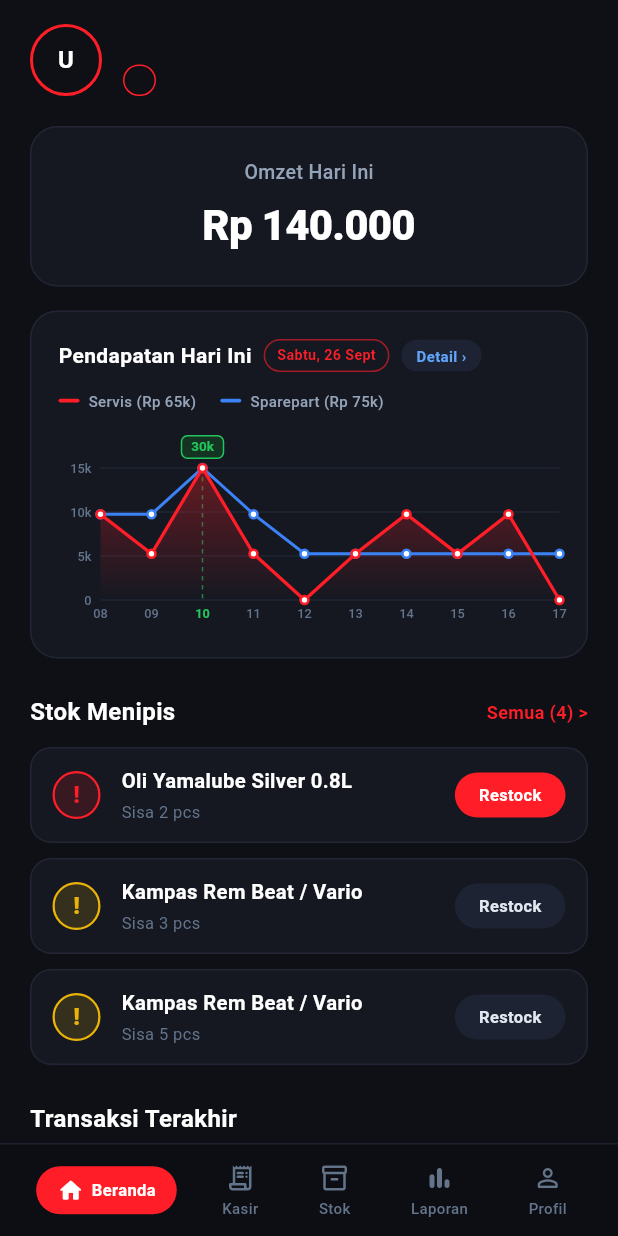
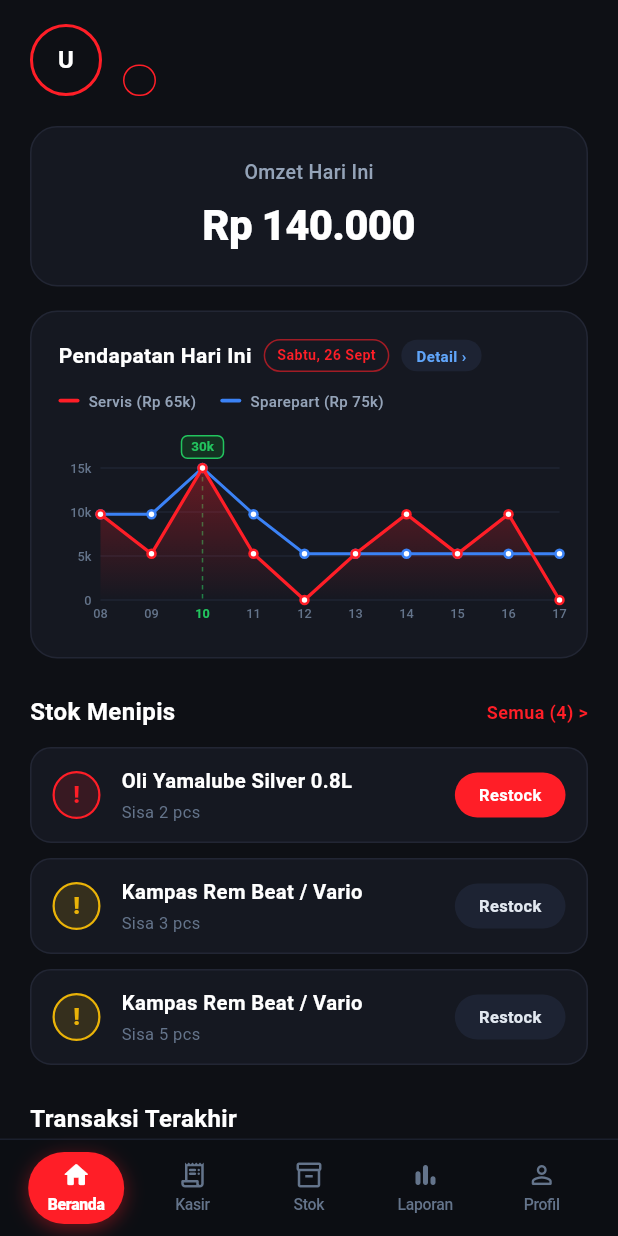
Before and after one commit to Bima565/proyek_motomanager_3, a Flutter app: the BerandaPage screen opened directly, on a phone screen of 412 x 824 dp. Run offline on Flutter 3.47's test engine with Material 3 defaults, Android fonts, the phone set to English and light mode, and no system bars; our stand-ins replace cloud_firestore, firebase_auth, firebase_core, google_sign_in; accounts and stored records are empty.

Commit message:
feat: enhance navigation and bottom nav handling across multiple pages; add initial index and show/hide options

```diff
--- a/lib/components/moto_bottom_nav.dart
+++ b/lib/components/moto_bottom_nav.dart
@@ -8,11 +8,13 @@ import '../page/riwayat_transaksi.dart';
 class MotoBottomNav extends StatelessWidget {
   final int currentIndex;
   final Map<String, dynamic>? userData;
+  final ValueChanged<int>? onTabSelected;
 
   const MotoBottomNav({
     super.key,
     required this.currentIndex,
     this.userData,
+    this.onTabSelected,
   });
 
   static const Color navBg = Color(0xFF0C0E13);
@@ -24,10 +26,15 @@ class MotoBottomNav extends StatelessWidget {
   void _onItemTapped(BuildContext context, int index) {
     if (index == currentIndex) return;
 
+    if (onTabSelected != null) {
+      onTabSelected!(index);
+      return;
+    }
+
     Widget targetPage;
     switch (index) {
       case 0:
-        targetPage = BerandaPage(userData: userData);
+        targetPage = BerandaPage(userData: userData, initialIndex: 0);
         break;
       case 1:
         targetPage = RiwayatTransaksiPage(userData: userData);
@@ -45,12 +52,23 @@ class MotoBottomNav extends StatelessWidget {
         return;
     }
 
+    final isForward = index > currentIndex;
+
     Navigator.pushReplacement(
       context,
       PageRouteBuilder(
         pageBuilder: (context, anim1, anim2) => targetPage,
-        transitionDuration: Duration.zero,
-        reverseTransitionDuration: Duration.zero,
+        transitionsBuilder: (context, animation, secondaryAnimation, child) {
+          final begin = Offset(isForward ? 1.0 : -1.0, 0.0);
+          final end = Offset.zero;
+          final tween = Tween(begin: begin, end: end)
+              .chain(CurveTween(curve: Curves.easeOutCubic));
+          return SlideTransition(
+            position: animation.drive(tween),
+            child: child,
+          );
+        },
+        transitionDuration: const Duration(milliseconds: 320),
       ),
     );
   }
@@ -69,7 +87,7 @@ class MotoBottomNav extends StatelessWidget {
         top: false,
         child: Padding(
           padding: EdgeInsets.symmetric(
-            horizontal: isCompact ? 8 : 14,
+            horizontal: isCompact ? 6 : 12,
             vertical: 8,
           ),
           child: Row(
@@ -130,57 +148,44 @@ class MotoBottomNav extends StatelessWidget {
     required bool isActive,
     required bool isCompact,
   }) {
-    if (isActive) {
-      return GestureDetector(
-        onTap: () => _onItemTapped(context, index),
-        behavior: HitTestBehavior.opaque,
-        child: Container(
-          padding: EdgeInsets.symmetric(
-            horizontal: isCompact ? 10 : 14,
-            vertical: 7,
-          ),
-          decoration: BoxDecoration(
-            color: accentRed,
-            borderRadius: BorderRadius.circular(20),
-          ),
-          child: Row(
-            mainAxisSize: MainAxisSize.min,
-            children: [
-              Icon(icon, color: textWhite, size: isCompact ? 16 : 18),
-              const SizedBox(width: 5),
-              Text(
-                label,
-                style: TextStyle(
-                  color: textWhite,
-                  fontSize: isCompact ? 10 : 11,
-                  fontWeight: FontWeight.bold,
-                ),
-              ),
-            ],
-          ),
-        ),
-      );
-    }
-
     return GestureDetector(
       onTap: () => _onItemTapped(context, index),
       behavior: HitTestBehavior.opaque,
-      child: Padding(
-        padding: EdgeInsets.symmetric(
-          horizontal: isCompact ? 6 : 10,
-          vertical: 4,
+      child: AnimatedContainer(
+        duration: const Duration(milliseconds: 260),
+        curve: Curves.easeOutCubic,
+        width: isCompact ? 58 : 64,
+        height: 48,
+        decoration: BoxDecoration(
+          color: isActive ? accentRed : Colors.transparent,
+          borderRadius: BorderRadius.circular(24),
+          boxShadow: isActive
+              ? [
+                  BoxShadow(
+                    color: accentRed.withValues(alpha: 0.4),
+                    blurRadius: 10,
+                    offset: const Offset(0, 3),
+                  ),
+                ]
+              : null,
         ),
         child: Column(
+          mainAxisAlignment: MainAxisAlignment.center,
           mainAxisSize: MainAxisSize.min,
           children: [
-            Icon(icon, color: textDim, size: isCompact ? 18 : 20),
-            const SizedBox(height: 3),
+            Icon(
+              icon,
+              color: isActive ? textWhite : textDim,
+              size: 20,
+            ),
+            const SizedBox(height: 2),
             Text(
               label,
               style: TextStyle(
-                color: textDim,
-                fontSize: isCompact ? 9 : 10,
-                fontWeight: FontWeight.w500,
+                color: isActive ? textWhite : textDim,
+                fontSize: 10.5,
+                fontWeight: isActive ? FontWeight.w800 : FontWeight.w500,
+                letterSpacing: -0.2,
               ),
             ),
           ],
--- a/lib/page/beranda.dart
+++ b/lib/page/beranda.dart
@@ -3,6 +3,7 @@ import '../components/create_password_dialog.dart';
 import '../components/moto_bottom_nav.dart';
 import '../hooks/firebase_auth.dart';
 import 'data_sparepart.dart';
+import 'kelola_stok_jasa.dart';
 import 'laporan_pendapatan.dart';
 import 'login.dart';
 import 'profil.dart';
@@ -10,8 +11,13 @@ import 'riwayat_transaksi.dart';
 
 class BerandaPage extends StatefulWidget {
   final Map<String, dynamic>? userData;
+  final int initialIndex;
 
-  const BerandaPage({super.key, this.userData});
+  const BerandaPage({
+    super.key,
+    this.userData,
+    this.initialIndex = 0,
+  });
 
   @override
   State<BerandaPage> createState() => _BerandaPageState();
@@ -20,6 +26,11 @@ class BerandaPage extends StatefulWidget {
 class _BerandaPageState extends State<BerandaPage> {
   final AuthService _authService = AuthService();
   Map<String, dynamic>? _liveUserData;
+  PageController? _pageController;
+  int _currentNavIndex = 0;
+
+  PageController get _controller =>
+      _pageController ??= PageController(initialPage: widget.initialIndex);
 
   // Warna Design System Penpot MotoManage
   static const Color bgDark = Color(0xFF0E1015);
@@ -36,8 +47,25 @@ class _BerandaPageState extends State<BerandaPage> {
   @override
   void initState() {
     super.initState();
+    _currentNavIndex = widget.initialIndex;
+    _pageController = PageController(initialPage: widget.initialIndex);
     _loadLiveUserData();
     _checkPasswordStatus();
+  }
+
+  @override
+  void dispose() {
+    _pageController?.dispose();
+    super.dispose();
+  }
+
+  void _animateToTab(int index) {
+    setState(() => _currentNavIndex = index);
+    _controller.animateToPage(
+      index,
+      duration: const Duration(milliseconds: 350),
+      curve: Curves.easeOutCubic,
+    );
   }
 
   void _checkPasswordStatus() async {
@@ -110,38 +138,60 @@ class _BerandaPageState extends State<BerandaPage> {
 
     return Scaffold(
       backgroundColor: bgDark,
-      body: SafeArea(
+      body: PageView(
+        controller: _controller,
+        physics: const BouncingScrollPhysics(),
+        onPageChanged: (index) {
+          setState(() => _currentNavIndex = index);
+        },
+        children: [
+          // 0. Tab Beranda
+          SafeArea(
             bottom: false,
             child: SingleChildScrollView(
               padding: const EdgeInsets.fromLTRB(20, 16, 20, 100),
               child: Column(
                 crossAxisAlignment: CrossAxisAlignment.start,
                 children: [
-              // 1. Header (Avatar, Nama, Role Badge)
                   _buildHeader(initials, username, role, email),
                   const SizedBox(height: 20),
-
-              // 2. Card Omzet Hari Ini
                   _buildOmzetCard('Rp 140.000'),
                   const SizedBox(height: 16),
-
-              // 3. Card Pendapatan Hari Ini & Dual Line Chart
                   _buildChartCard(),
                   const SizedBox(height: 24),
-
-              // 4. Section Stok Menipis
                   _buildStokMenipisSection(),
                   const SizedBox(height: 24),
-
-              // 5. Section Transaksi Terakhir
                   _buildTransaksiTerakhirSection(),
                 ],
               ),
             ),
           ),
+          // 1. Tab Kasir
+          RiwayatTransaksiPage(
+            userData: _liveUserData ?? widget.userData,
+            showBottomNav: false,
+          ),
+          // 2. Tab Stok & Jasa
+          KelolaStokJasaPage(
+            userData: _liveUserData ?? widget.userData,
+            showBottomNav: false,
+          ),
+          // 3. Tab Laporan
+          LaporanPendapatanPage(
+            userData: _liveUserData ?? widget.userData,
+            showBottomNav: false,
+          ),
+          // 4. Tab Profil
+          ProfilPage(
+            userData: _liveUserData ?? widget.userData,
+            showBottomNav: false,
+          ),
+        ],
+      ),
       bottomNavigationBar: MotoBottomNav(
-        currentIndex: 0,
+        currentIndex: _currentNavIndex,
         userData: _liveUserData ?? widget.userData,
+        onTabSelected: _animateToTab,
       ),
     );
   }
@@ -153,15 +203,7 @@ class _BerandaPageState extends State<BerandaPage> {
       children: [
         // Lingkaran Avatar dengan Border Merah
         GestureDetector(
-          onTap: () {
-            Navigator.push(
-              context,
-              MaterialPageRoute(
-                builder: (context) =>
-                    ProfilPage(userData: _liveUserData ?? widget.userData),
-              ),
-            );
-          },
+          onTap: () => _animateToTab(4),
           child: Container(
             width: 48,
             height: 48,
@@ -224,16 +266,7 @@ class _BerandaPageState extends State<BerandaPage> {
 
   Widget _buildOmzetCard(String nominal) {
     return GestureDetector(
-      onTap: () {
-        Navigator.push(
-          context,
-          MaterialPageRoute(
-            builder: (context) => LaporanPendapatanPage(
-              userData: _liveUserData ?? widget.userData,
-            ),
-          ),
-        );
-      },
+      onTap: () => _animateToTab(3),
       child: Container(
         width: double.infinity,
         padding: const EdgeInsets.symmetric(vertical: 20, horizontal: 20),
@@ -314,16 +347,7 @@ class _BerandaPageState extends State<BerandaPage> {
               const SizedBox(width: 8),
               // Tombol Detail
               GestureDetector(
-                onTap: () {
-                  Navigator.push(
-                    context,
-                    MaterialPageRoute(
-                      builder: (context) => LaporanPendapatanPage(
-                        userData: _liveUserData ?? widget.userData,
-                      ),
-                    ),
-                  );
-                },
+                onTap: () => _animateToTab(3),
                 child: Container(
                   padding: const EdgeInsets.symmetric(horizontal: 10, vertical: 3.5),
                   decoration: BoxDecoration(
@@ -580,16 +604,7 @@ class _BerandaPageState extends State<BerandaPage> {
         const SizedBox(height: 12),
 
         GestureDetector(
-          onTap: () {
-            Navigator.push(
-              context,
-              MaterialPageRoute(
-                builder: (context) => RiwayatTransaksiPage(
-                  userData: _liveUserData ?? widget.userData,
-                ),
-              ),
-            );
-          },
+          onTap: () => _animateToTab(1),
           child: Container(
             padding: const EdgeInsets.symmetric(horizontal: 14, vertical: 14),
             decoration: BoxDecoration(
```
Also changed, not shown: lib/page/kelola_stok_jasa.dart (+12 -5 lines), lib/page/laporan_pendapatan.dart (+12 -5 lines), lib/page/profil.dart (+8 -4 lines), lib/page/riwayat_transaksi.dart (+12 -5 lines). Lines whose indentation alone changed are shown as unchanged.
